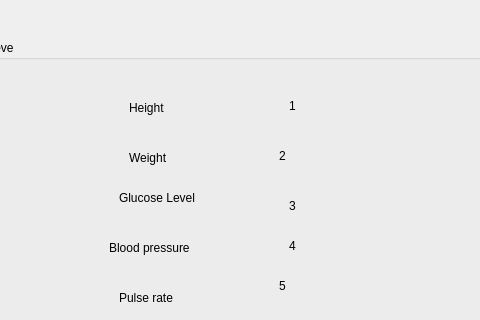
Above: Minor project - Copy/Minor/project/retrieve.ui from rishabhs-s/Minor before the change; both pictures show x 131 to 611 and y 0 to 320 of the 1175 by 717 pixel window. Below: the same form after it.
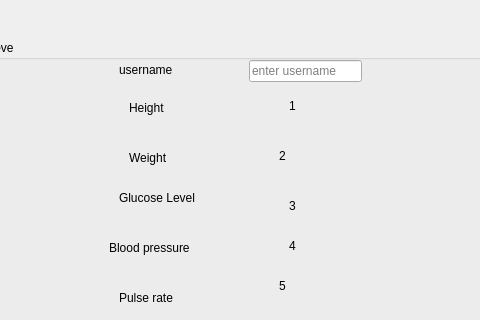
That is the form after the change.

What changed in the file:
```diff
--- a/Minor project - Copy/Minor/project/retrieve.ui
+++ b/Minor project - Copy/Minor/project/retrieve.ui
@@ -233,6 +233,32 @@
      <string>5</string>
     </property>
    </widget>
+   <widget class="QLabel" name="label_8">
+    <property name="geometry">
+     <rect>
+      <x>150</x>
+      <y>20</y>
+      <width>81</width>
+      <height>20</height>
+     </rect>
+    </property>
+    <property name="text">
+     <string>username</string>
+    </property>
+   </widget>
+   <widget class="QLineEdit" name="username">
+    <property name="geometry">
+     <rect>
+      <x>280</x>
+      <y>20</y>
+      <width>113</width>
+      <height>22</height>
+     </rect>
+    </property>
+    <property name="placeholderText">
+     <string>enter username</string>
+    </property>
+   </widget>
   </widget>
  </widget>
  <resources/>
```
